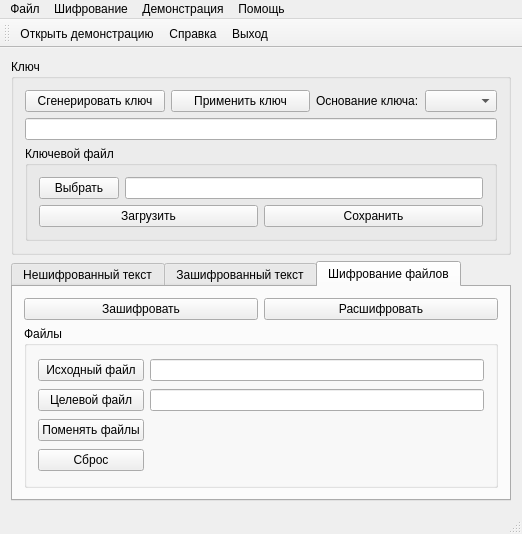
Before: the Qt Designer form forms/mainwindow.ui in suiljex/idea_tools, drawn with Qt 5.
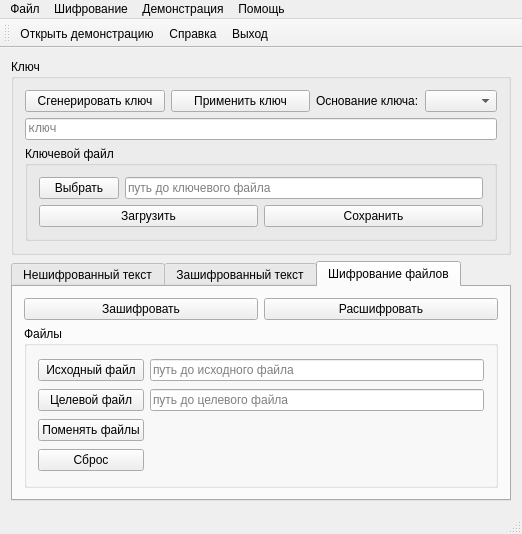
After: the same form once the commit is applied.

What changed in the file:
```diff
--- a/forms/mainwindow.ui
+++ b/forms/mainwindow.ui
@@ -81,6 +81,9 @@
            <family>Monospace</family>
           </font>
          </property>
+         <property name="placeholderText">
+          <string>ключ</string>
+         </property>
         </widget>
        </item>
        <item>
@@ -92,7 +95,11 @@
           <item>
            <layout class="QGridLayout" name="gridLayout_2">
             <item row="1" column="1">
-             <widget class="QLineEdit" name="lineEdit_key_file"/>
+             <widget class="QLineEdit" name="lineEdit_key_file">
+              <property name="placeholderText">
+               <string>путь до ключевого файла</string>
+              </property>
+             </widget>
             </item>
             <item row="1" column="0">
              <widget class="QPushButton" name="pushButton_key_choose">
@@ -260,7 +267,11 @@
             </widget>
            </item>
            <item row="0" column="1">
-            <widget class="QLineEdit" name="lineEdit_file_src"/>
+            <widget class="QLineEdit" name="lineEdit_file_src">
+             <property name="placeholderText">
+              <string>путь до исходного файла</string>
+             </property>
+            </widget>
            </item>
            <item row="1" column="0">
             <widget class="QPushButton" name="pushButton_open_file_dst">
@@ -273,7 +284,11 @@
             </widget>
            </item>
            <item row="1" column="1">
-            <widget class="QLineEdit" name="lineEdit_file_dst"/>
+            <widget class="QLineEdit" name="lineEdit_file_dst">
+             <property name="placeholderText">
+              <string>путь до целевого файла </string>
+             </property>
+            </widget>
            </item>
            <item row="2" column="0">
             <widget class="QPushButton" name="pushButton_files_switch">
```
Left out of the diff: 12 changed lines with no effect on the pictures.
